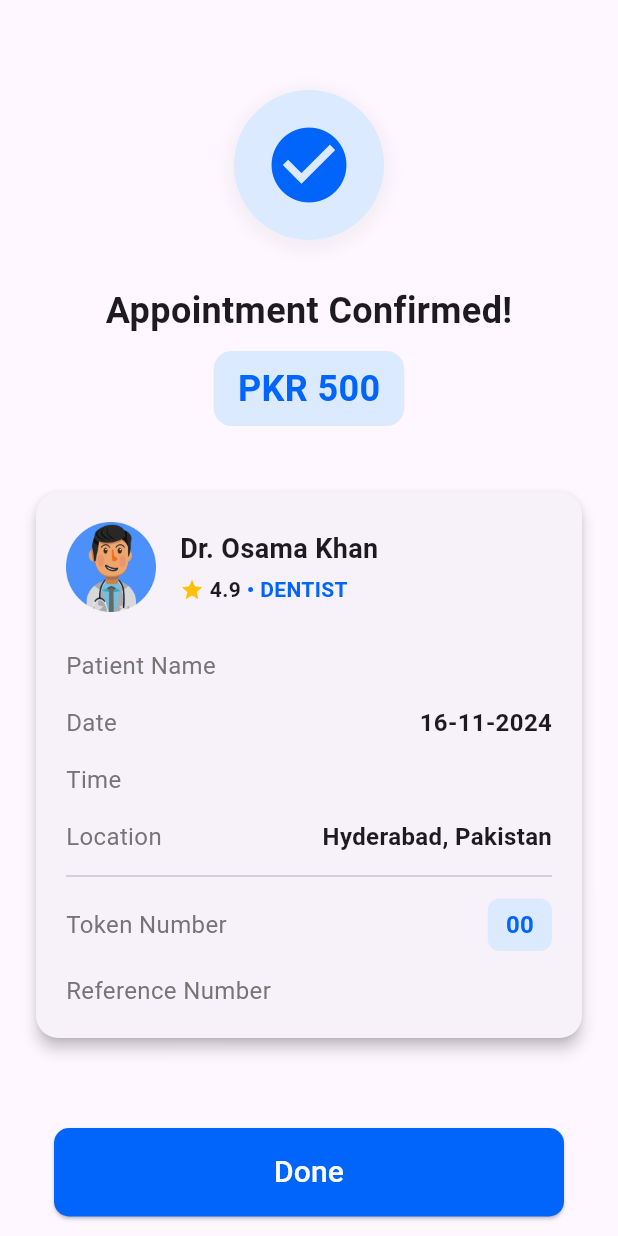
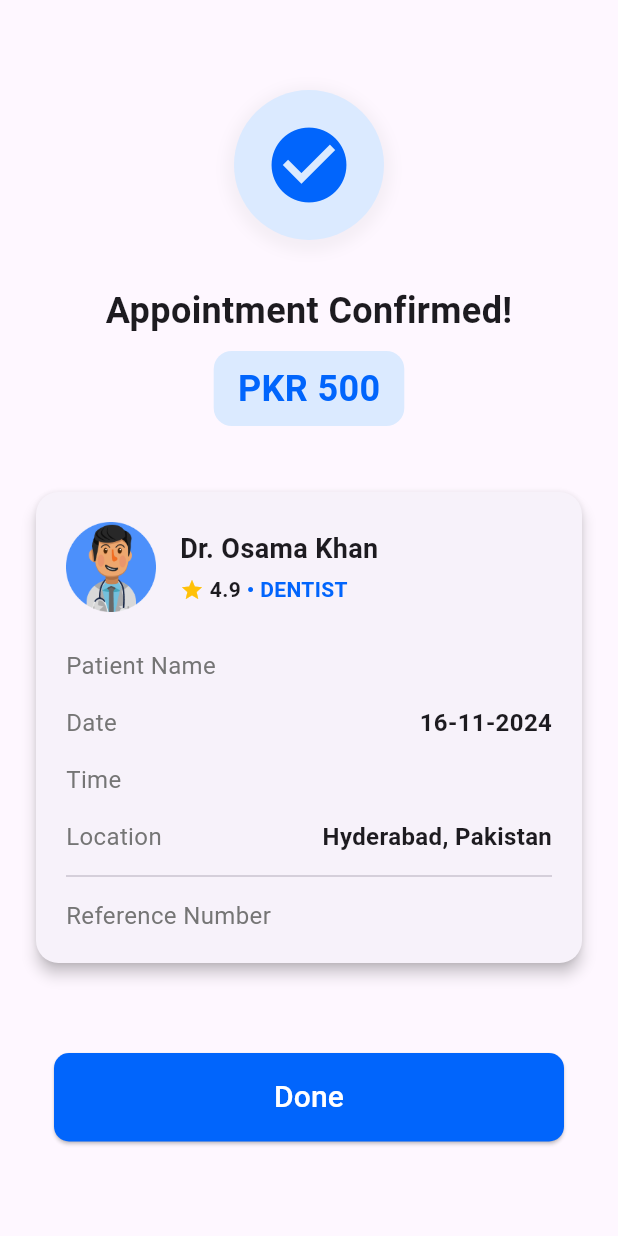
Before and after one commit to osammmakhan/ezhealth-flutter, a Flutter app: the ConfirmationScreen screen opened directly, on a phone screen of 412 x 824 dp. Run offline on Flutter 3.47's test engine with Material 3 defaults, Android fonts, the phone set to English and light mode, and no system bars; our stand-ins replace carousel_slider, cloud_firestore, firebase_auth, firebase_core, flutter_svg, smooth_page_indicator; accounts and stored records are empty.

Commit message:
Removed Token Number logic

```diff
--- a/lib/admin/screens/appointment_management_screen.dart
+++ b/lib/admin/screens/appointment_management_screen.dart
@@ -251,10 +251,6 @@ class _AppointmentManagementScreenState extends State<AppointmentManagementScree
           crossAxisAlignment: CrossAxisAlignment.start,
           children: [
             Text(
-              'Token: ${appointment['tokenNumber']?.toString().padLeft(2, '0') ?? 'N/A'}',
-              style: const TextStyle(fontWeight: FontWeight.bold, color: customBlue),
-            ),
-            Text(
               'Ref: ${appointment['referenceNumber']}',
               style: TextStyle(color: Colors.grey[600]),
             ),
--- a/lib/doctor/doctor_appointment_details_screen.dart
+++ b/lib/doctor/doctor_appointment_details_screen.dart
@@ -72,8 +72,6 @@ class DoctorAppointmentDetailsScreen extends StatelessWidget {
           crossAxisAlignment: CrossAxisAlignment.start,
           children: [
             // _buildInfoRow('Appointment ID', data['appointmentNumber'] ?? 'N/A', isSmallScreen),
-            _buildInfoRow('Token Number', data['tokenNumber']?.toString().padLeft(2, '0') ?? 'N/A', isSmallScreen),
-            const SizedBox(height: 12),
             _buildInfoRow('Reference', data['referenceNumber'] ?? 'N/A', isSmallScreen),
             const SizedBox(height: 12),
             _buildInfoRow('Date', _formatDate(data['appointmentDate']), isSmallScreen),
--- a/lib/doctor/doctor_home_screen.dart
+++ b/lib/doctor/doctor_home_screen.dart
@@ -152,7 +152,6 @@ class _DoctorHomeScreenState extends State<DoctorHomeScreen> {
       final appointmentDate = appointment['appointmentDate'] as Timestamp?;
       final appointmentTime = appointment['appointmentTime'] ?? 'Not specified';
       final isStarted = appointment['isStarted'] ?? false;
-      final tokenNumber = appointment['tokenNumber']?.toString().padLeft(2, '0') ?? 'N/A';
 
       return Card(
         margin: const EdgeInsets.only(bottom: 16),
@@ -165,10 +164,7 @@ class _DoctorHomeScreenState extends State<DoctorHomeScreen> {
                 contentPadding: EdgeInsets.zero,
                 leading: CircleAvatar(
                   backgroundColor: customLightBlue,
-                  child: Text(
-                    tokenNumber,
-                    style: const TextStyle(color: customBlue),
-                  ),
+                  child: Icon(Icons.person, color: customBlue),
                 ),
                 title: Text(
                   patientName,
--- a/lib/patient/confirmation_screen.dart
+++ b/lib/patient/confirmation_screen.dart
@@ -159,7 +159,6 @@ class ConfirmationScreen extends StatelessWidget {
         }
 
         final referenceNumber = appointmentData['referenceNumber'] as String? ?? 'N/A';
-        final tokenNumber = appointmentData['tokenNumber']?.toString().padLeft(2, '0') ?? 'N/A';
         final appointmentTime = appointmentData['appointmentTime'] as String? ?? 'N/A';
         final appointmentDate = appointmentData['appointmentDate'] as Timestamp?;
 
@@ -190,13 +189,6 @@ class ConfirmationScreen extends StatelessWidget {
                 SizedBox(height: isSmallScreen ? 15 : 20),
                 _buildDetailRow('Location', 'Hyderabad, Pakistan', isSmallScreen),
                 Divider(height: isSmallScreen ? 30 : 40),
-                _buildDetailRow(
-                  'Token Number',
-                  tokenNumber,
-                  isSmallScreen,
-                  isHighlighted: true,
-                ),
-                SizedBox(height: isSmallScreen ? 15 : 20),
                 _buildDetailRow(
                   'Reference Number',
                   referenceNumber,
```
Also changed, not shown: lib/patient/patient_home_screen.dart (+5 -4 lines), lib/services/firebase_service.dart (+2 -40 lines).
